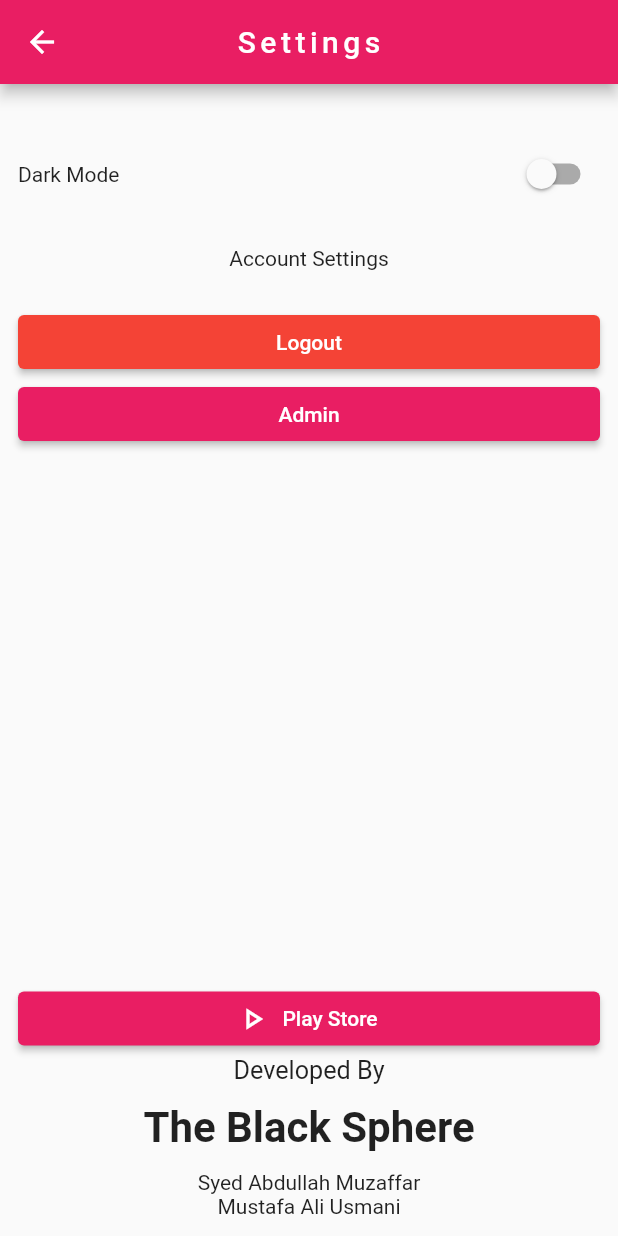
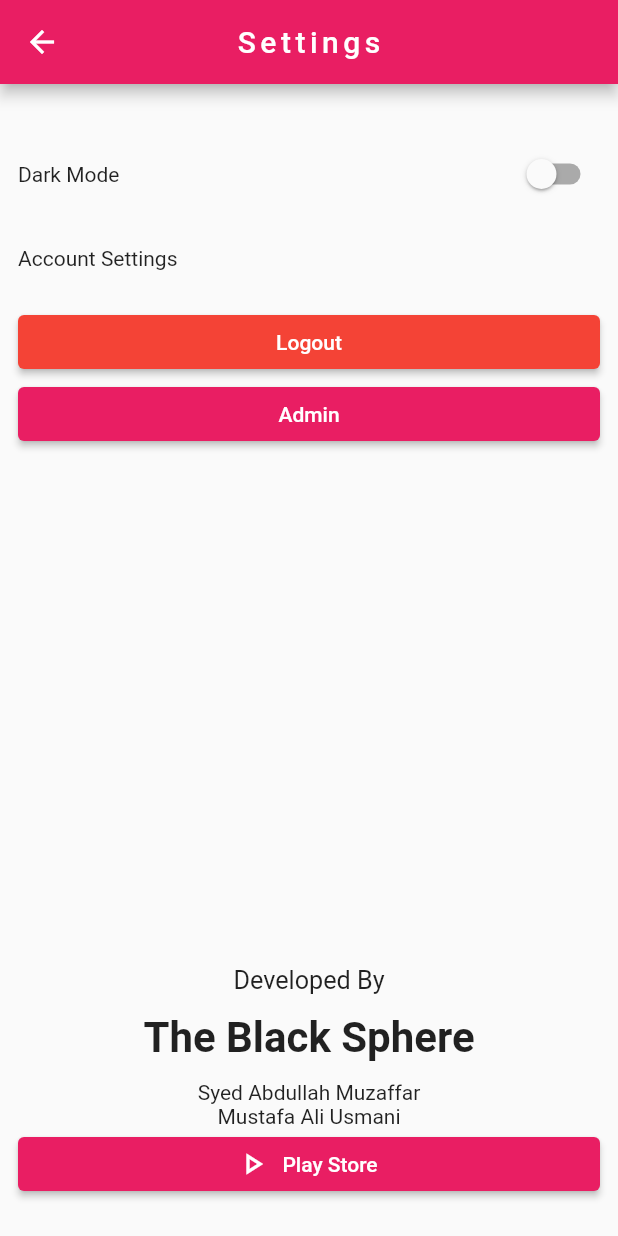
Before and after one commit to samuzaffar99/HerWork, a Flutter app: the HomePage screen opened by its route, after a tap on "Settings", on a phone screen of 412 x 824 dp. Run offline on Flutter 3.47's test engine with Material 2 defaults, Android fonts, the phone set to English and light mode, and no system bars; our stand-ins replace cloud_firestore, firebase_auth, firebase_core, flutter_rating_bar, get, pin_code_fields and 2 more; missing offline and left inert: whatsapp_unilink; accounts and stored records are empty.

Commit message:
added background gradient, minor code fixes

```diff
--- a/lib/pages/home/home.dart
+++ b/lib/pages/home/home.dart
@@ -1,5 +1,6 @@
 import 'package:flutter/material.dart';
 import 'package:get/get.dart';
+import 'package:her_work/widgets/background_gradient.dart';
 
 import 'profile_card.dart';
 
@@ -9,41 +10,38 @@ class HomePage extends StatelessWidget {
 
   @override
   Widget build(BuildContext context) {
-    return Scaffold(
+    return Stack(
+      children: [
+        const BackgroundGradient(),
+        Scaffold(
           resizeToAvoidBottomInset: false,
-      // backgroundColor: Colors.transparent,
+          backgroundColor: Colors.transparent,
           appBar: AppBar(
-        // flexibleSpace: Container(
-        //   decoration: const BoxDecoration(
-        //     gradient: LinearGradient(
-        //       begin: Alignment.centerLeft,
-        //       end: Alignment.centerRight,
-        //       colors: <Color>[Colors.blueAccent, Colors.lightBlue],
-        //     ),
-        //   ),
-        // ),
+            backgroundColor: Colors.transparent,
             title: Text(title, style: const TextStyle(letterSpacing: 3)),
             centerTitle: true,
-        // elevation: 3,
+            elevation: 0,
           ),
           drawer: Drawer(
-        child: Column(mainAxisAlignment: MainAxisAlignment.end, children: [
+            child: Column(
+              mainAxisAlignment: MainAxisAlignment.end,
+              children: [
                 TextButton(
                   child: const Text("Logout"),
                   onPressed: () {
                     Get.toNamed("/");
                   },
-          )
-        ]),
+                ),
+              ],
+            ),
           ),
           body: Padding(
             padding: const EdgeInsets.all(8),
             child: Column(
+              crossAxisAlignment: CrossAxisAlignment.stretch,
               children: <Widget>[
                 const SizedBox(height: 24),
-            SizedBox(
-              width: double.maxFinite,
-              child: ElevatedButton.icon(
+                ElevatedButton.icon(
                   label: const Text("Explore Services"),
                   icon: const Icon(Icons.search),
                   style: ElevatedButton.styleFrom(
@@ -52,7 +50,6 @@ class HomePage extends StatelessWidget {
                   onPressed: () {
                     Get.toNamed("/search");
                   },
-              ),
                 ),
                 const SizedBox(height: 24),
                 const ProfileCard(),
@@ -91,9 +88,7 @@ class HomePage extends StatelessWidget {
                         ],
                       ),
                     ]),
-            SizedBox(
-              width: double.maxFinite,
-              child: ElevatedButton(
+                ElevatedButton(
                   child: const Text("Manage Services"),
                   style: ElevatedButton.styleFrom(
                     primary: Colors.purpleAccent,
@@ -102,10 +97,7 @@ class HomePage extends StatelessWidget {
                     Get.toNamed("/profile");
                   },
                 ),
-            ),
-            SizedBox(
-              width: double.maxFinite,
-              child: ElevatedButton.icon(
+                ElevatedButton.icon(
                   label: const Text("Settings"),
                   icon: const Icon(Icons.settings),
                   style: ElevatedButton.styleFrom(
@@ -115,10 +107,11 @@ class HomePage extends StatelessWidget {
                     Get.toNamed("/settings");
                   },
                 ),
-            ),
               ],
             ),
           ),
+        ),
+      ],
     );
   }
 }
--- a/lib/pages/search/review.dart
+++ b/lib/pages/search/review.dart
@@ -2,6 +2,7 @@ import 'package:flutter/material.dart';
 import 'package:flutter_rating_bar/flutter_rating_bar.dart';
 import 'package:get/get.dart';
 import 'package:her_work/services/api_firestore.dart';
+
 import 'service_info.dart';
 
 //@todo add review id
--- a/lib/pages/search/service_info.dart
+++ b/lib/pages/search/service_info.dart
@@ -156,9 +156,10 @@ class ServiceCard extends GetView<ServiceInfoController> {
             return i + el['rating'];
           }) /
           (controller.service["reviews"] as List).length;
-      return sum.toStringAsFixed(1);
+      return sum.toStringAsFixed(1) +
+          " (${controller.service["reviews"].length} Reviews)";
     } else {
-      return "None";
+      return " No Reviews Yet";
     }
   }
 }
--- a/lib/pages/settings/settings.dart
+++ b/lib/pages/settings/settings.dart
@@ -5,6 +5,7 @@ class SettingsPage extends StatelessWidget {
   SettingsPage({Key? key}) : super(key: key);
   final String title = "Settings";
   final List<bool> isSelected = [false];
+
   @override
   Widget build(BuildContext context) {
     return Scaffold(
@@ -17,6 +18,7 @@ class SettingsPage extends StatelessWidget {
       body: Padding(
         padding: const EdgeInsets.all(12),
         child: Column(
+          crossAxisAlignment: CrossAxisAlignment.stretch,
           children: <Widget>[
             const SizedBox(height: 24),
             Row(
@@ -33,10 +35,7 @@ class SettingsPage extends StatelessWidget {
             const SizedBox(height: 24),
             const Text("Account Settings"),
             const SizedBox(height: 24),
-            Row(
-              children: [
-                Expanded(
-                  child: ElevatedButton(
+            ElevatedButton(
               onPressed: () {
                 //@todo call signout functionality
                 Get.offAllNamed("/");
@@ -44,34 +43,13 @@ class SettingsPage extends StatelessWidget {
               child: const Text("Logout"),
               style: ElevatedButton.styleFrom(primary: Colors.red),
             ),
-                ),
-              ],
-            ),
-            SizedBox(
-              width: double.maxFinite,
-              child: ElevatedButton(
+            ElevatedButton(
                 onPressed: () {
                   //@todo remove from production unless role is admin
                   // Get.toNamed("/admin");
                 },
                 child: const Text("Admin")),
-            ),
             const Spacer(),
-            Row(
-              children: [
-                Expanded(
-                  child: ElevatedButton.icon(
-                      onPressed: () {
-                        //@todo call signout functionality
-                        Get.offAllNamed("/");
-                      },
-                      label: const Text("Play Store"),
-                      icon: const Icon(Icons.play_arrow_outlined)
-                      // style: ElevatedButton.styleFrom(primary: Colors.red),
-                      ),
-                ),
-              ],
-            ),
             Column(
               children: const [
                 Text(
@@ -91,6 +69,15 @@ class SettingsPage extends StatelessWidget {
                 Text("Mustafa Ali Usmani"),
               ],
             ),
+            ElevatedButton.icon(
+                onPressed: () {
+                  //@todo add devpost link
+                },
+                label: const Text("Play Store"),
+                icon: const Icon(Icons.play_arrow_outlined)
+                // style: ElevatedButton.styleFrom(primary: Colors.red),
+                ),
+            const SizedBox(height: 12),
           ],
         ),
       ),
--- a/lib/pages/verification.dart
+++ b/lib/pages/verification.dart
@@ -18,6 +18,7 @@ class VerificationPage extends GetView<VerificationController> {
   final String title = "Verify";
 
   const VerificationPage({Key? key}) : super(key: key);
+
   @override
   Widget build(BuildContext context) {
     return Scaffold(
--- /dev/null
+++ b/lib/widgets/background_gradient.dart
@@ -0,0 +1,31 @@
+import 'package:flutter/material.dart';
+
+class BackgroundGradient extends StatelessWidget {
+  const BackgroundGradient({Key? key}) : super(key: key);
+
+  @override
+  Widget build(BuildContext context) {
+    return Container(
+      decoration: const BoxDecoration(
+        gradient: LinearGradient(
+          begin: Alignment.topRight,
+          end: Alignment(0.2, 0),
+          tileMode: TileMode.repeated,
+          colors: [
+            Colors.pinkAccent,
+            Colors.purple,
+          ],
+        ),
+      ),
+    );
+  }
+}
+// flexibleSpace: Container(
+//   decoration: const BoxDecoration(
+//     gradient: LinearGradient(
+//       begin: Alignment.centerLeft,
+//       end: Alignment.centerRight,
+//       colors: <Color>[Colors.pinkAccent, Colors.purpleAccent],
+//     ),
+//   ),
+// ),
```
Also changed, not shown: lib/pages/my_services/manage_service.dart (+15 -1 lines), lib/pages/my_services/reviews_list.dart (+10 -22 lines). Lines whose indentation alone changed are shown as unchanged.
